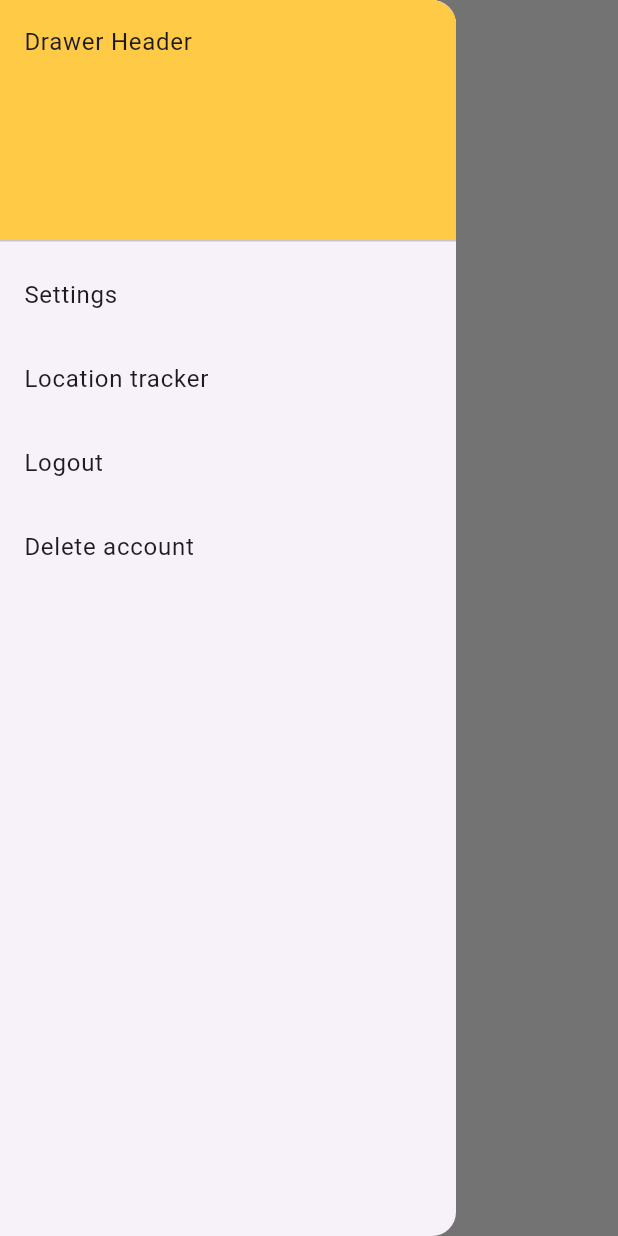
After one commit to mohamedmahmoud95/smart-charging-echo-system-app, a Flutter app: the HomeSceen screen opened by its route, with the side drawer open, on a phone screen of 412 x 824 dp. The commit adds this screen. Run offline on Flutter 3.47's test engine with Material 3 defaults, Android fonts, the phone set to English and light mode, and no system bars; our stand-ins replace firebase_auth, firebase_core, flutter_secure_storage, location, permission_handler; accounts and stored records are empty.

Commit message:
added location tracker, works on Android devices, but still needs permission handling for iOS, close #7

```diff
--- a/lib/core/config/app_router.dart
+++ b/lib/core/config/app_router.dart
@@ -1,22 +1,27 @@
 import 'package:flutter/material.dart';
-import 'package:smart_charging_echo_system_app/features/authentication/presentation/pages/sign_up_screen.dart';
-
 import '../../features/authentication/presentation/pages/reset_password_screen.dart';
 import '../../features/authentication/presentation/pages/sign_in_screen.dart';
+import '../../features/authentication/presentation/pages/sign_up_screen.dart';
+import '../../features/home_screen/presentation/pages/home_sceen.dart';
+import '../../features/location_tracker/presentation/pages/location_tracker_test.dart';
 
-const String homeRoute = '/';
+
+const String rootRoute = '/';
 const String signInRoute = 'sign_in_screen_route';
 const String signUpRoute = 'sign_up_screen_route';
 const String resetPasswordRoute = 'reset_password_screen_route';
 const String settingsRoute = 'settings_screen_route';
 const  String profileRoute = 'profile_screen_route';
+const  String homeRoute = 'home_screen_route';
+const String locationTrackerScreenRoute = "location_tracker_screen_route";
+
+class AppRouter {
 
 
-class AppRouter {
   Route getRoute(RouteSettings settings) {
     switch (settings.name) {
-      case '/':
-        return MaterialPageRoute(builder: (context) => const SignInScreen());
+    // case '/':
+    //   return MaterialPageRoute(builder: (context) =>  AuthUtilityFunctions.authenticationGateRouter());
 
       case 'sign_in_screen_route':
         return MaterialPageRoute(builder: (context) => const SignInScreen());
@@ -28,6 +33,11 @@ class AppRouter {
       case 'reset_password_screen_route':
         return MaterialPageRoute(builder: (context) => const ResetPasswordScreen());
 
+      case 'homeRoute':
+        return MaterialPageRoute(builder: (context) => const HomeSceen());
+
+      case "location_tracker_screen_route":
+        return MaterialPageRoute(builder: (context) =>  const LocationScreen());
       default:
         return MaterialPageRoute(builder: (context) => const SignInScreen());
     }
--- /dev/null
+++ b/lib/features/home_screen/presentation/pages/home_sceen.dart
@@ -0,0 +1,106 @@
+
+import 'package:flutter/material.dart';
+
+import '../../../../core/theme/app_colors.dart';
+import '../../../../widgets/alert_dialog.dart';
+import '../../../../widgets/buttons/button_widget.dart';
+import '../../../authentication/auth_utility_functions/firebase_auth_services.dart';
+
+class HomeSceen extends StatelessWidget {
+  const HomeSceen({super.key});
+
+  @override
+  Widget build(BuildContext context) {
+    return Scaffold(
+      backgroundColor: AppColors.backgroundWhite,
+      appBar: AppBar(
+        backgroundColor: Colors.transparent,
+        leading: const DrawerButton(),
+        title: Text(
+          "Home",
+          style: Theme.of(context).textTheme.titleLarge,
+        ),
+        centerTitle: true,
+      ),
+      drawer: Drawer(
+        child: ListView(
+          children: [
+            const DrawerHeader(
+              decoration: BoxDecoration(
+                color: AppColors.yellow,
+              ),
+              child: Text('Drawer Header'),
+            ),
+            const ListTile(
+              title: Text('Settings'),
+            ),
+            ListTile(
+              onTap: () {
+                Navigator.of(context).pushNamed("location_tracker_screen_route");
+              },
+              title: const Text('Location tracker'),
+            ),
+
+            ListTile(
+              onTap: () {
+                logout(context);
+              },
+              title: const Text('Logout'),
+            ),
+            ListTile(
+              onTap: () {
+                deleteAccount(context);
+              },
+              title: const Text('Delete account'),
+            ),
+
+
+          ],
+        ),
+      ),
+    );
+  }
+
+  void logout(BuildContext context) {
+    FirebaseAuthServices.instance.signOut();
+
+    Navigator.pushReplacementNamed(context, 'signInRoute');
+  }
+
+  void deleteAccount(BuildContext context) {
+    showDialog(
+        context: context,
+        builder: (context) => AlertDialogWidget(
+              title: "Warning",
+              contentText: "Are you sure you want to delete your account?",
+              actionWidget: Row(
+                children: [
+                  ButtonWidget(
+                    onPressed: () {
+                      Navigator.pop(context);
+                    },
+                    text: 'Cancel',
+                    horizontalPadding: 5,
+                    width: 120,
+                    fontSize: 15,
+                    backgroundColor: AppColors.red,
+                  ),
+                  const SizedBox(
+                    width: 20,
+                  ),
+                  ButtonWidget(
+                    onPressed: () {
+                      FirebaseAuthServices.instance.deleteAccount();
+
+                      Navigator.pushReplacementNamed(context, 'signInRoute');
+                    },
+                    text: 'Yes',
+                    horizontalPadding: 5,
+                    width: 120,
+                    fontSize: 15,
+                  )
+                ],
+              ),
+            ));
+  }
+}
```
